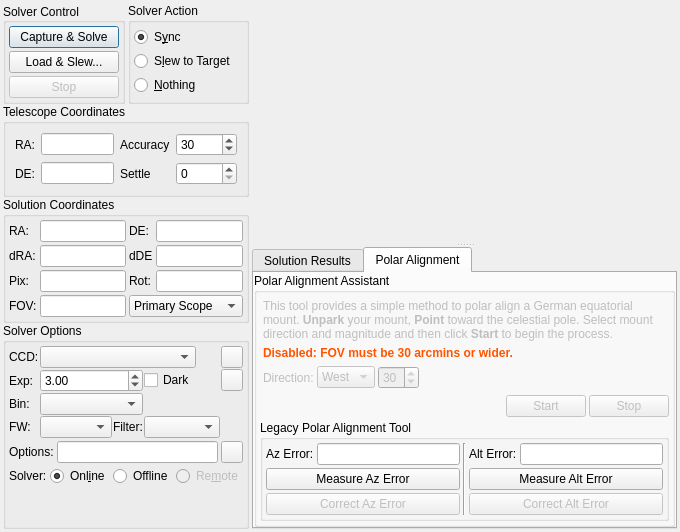
First picture: the form in kstars/ekos/align/align.ui, repository KDE/kstars, before the edit.
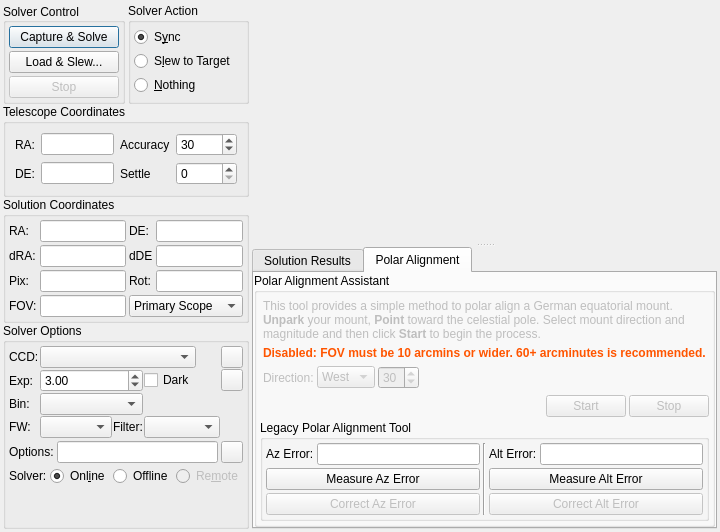
Second picture: the form after the edit. The open tabs and pages were chosen to show the change. Custom widgets are drawn as their Qt base class.

Commit message: Reduce minimum FOV for PAH to 10 arcmins since folks like to solve narrow field images and fail

```diff
--- a/kstars/ekos/align/align.ui
+++ b/kstars/ekos/align/align.ui
@@ -1128,7 +1128,7 @@
                <item>
                 <widget class="QLabel" name="FOVDisabledLabel">
                  <property name="text">
-                  <string>&lt;html&gt;&lt;head/&gt;&lt;body&gt;&lt;p&gt;&lt;span style=&quot; font-weight:600; color:#ff5500;&quot;&gt;Disabled: FOV must be 30 arcmins or wider.&lt;/span&gt;&lt;/p&gt;&lt;/body&gt;&lt;/html&gt;</string>
+                  <string>&lt;html&gt;&lt;head/&gt;&lt;body&gt;&lt;p&gt;&lt;span style=&quot; font-weight:600; color:#ff5500;&quot;&gt;Disabled: FOV must be 10 arcmins or wider. 60+ arcminutes is recommended.&lt;/span&gt;&lt;/p&gt;&lt;/body&gt;&lt;/html&gt;</string>
                  </property>
                  <property name="textFormat">
                   <enum>Qt::RichText</enum>
```
Left out of the diff: 2 changed lines with no effect on the pictures. The commit also changes 1 other file.
